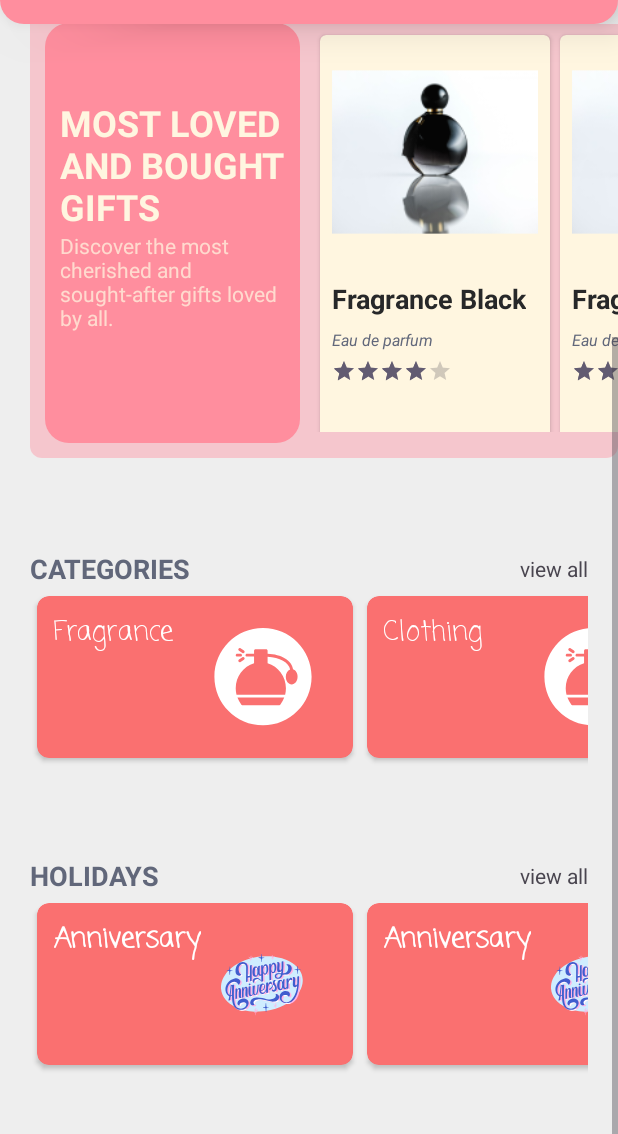
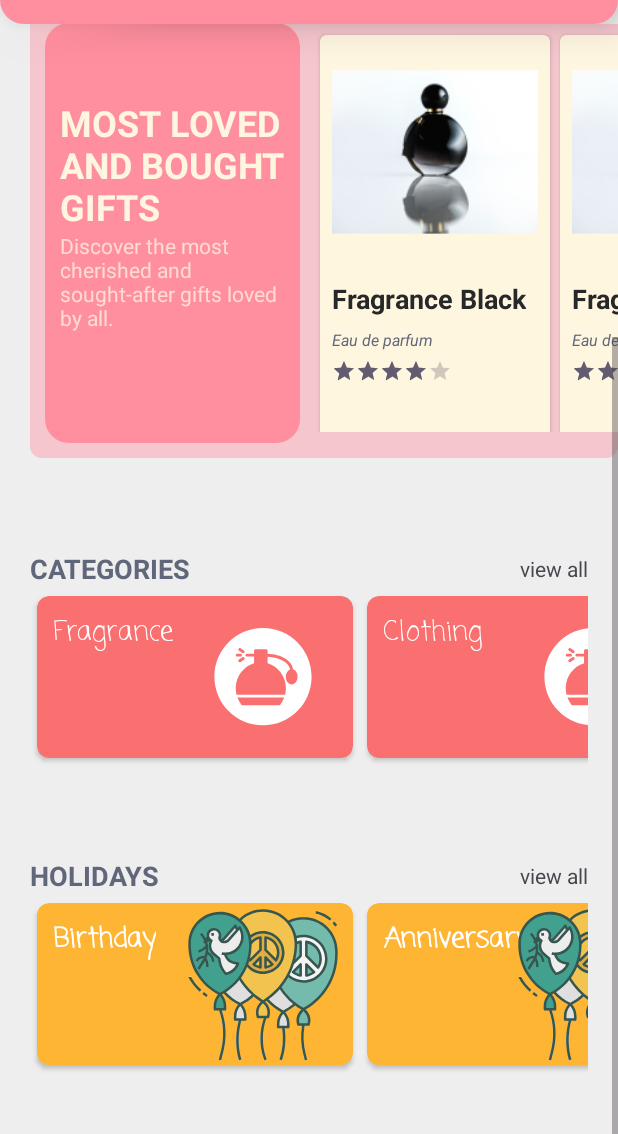
Before and after one commit to Wiran-Larbi/gift-discovery, an Android app: the screen it shows after launch (MainActivity), scrolled down 290 dp, on a phone screen of 412 x 824 dp, the part 102-1236 px from its top. Run offline under Robolectric (Android 15) with nearby library versions, the phone set to English and light mode, and no system bars; our stand-ins replace sdp/ssp sizes.

Commit message:
linking to sqlite occasions

```diff
--- a/app/src/main/java/com/dotcipher/gift_discovery/MainActivity.java
+++ b/app/src/main/java/com/dotcipher/gift_discovery/MainActivity.java
@@ -6,16 +6,27 @@ import androidx.recyclerview.widget.RecyclerView;
 
 import android.os.Bundle;
 
+import com.dotcipher.gift_discovery.db.occasionsDB;
 import com.dotcipher.gift_discovery.helpers.HomeAdapter.CategoryGiftAdapter;
 import com.dotcipher.gift_discovery.helpers.HomeAdapter.CategoryGiftHelper;
-import com.dotcipher.gift_discovery.helpers.HomeAdapter.HolidayAdapter;
-import com.dotcipher.gift_discovery.helpers.HomeAdapter.HolidayHelper;
+import com.dotcipher.gift_discovery.helpers.HomeAdapter.OccasionAdapter;
+import com.dotcipher.gift_discovery.helpers.HomeAdapter.OccasionHelper;
 import com.dotcipher.gift_discovery.helpers.HomeAdapter.LovedGiftAdapter;
 import com.dotcipher.gift_discovery.helpers.HomeAdapter.LovedGiftHelper;
 
 import java.util.ArrayList;
+import android.os.Bundle;
+import androidx.appcompat.app.AppCompatActivity;
+import androidx.recyclerview.widget.LinearLayoutManager;
+import androidx.recyclerview.widget.RecyclerView;
+
+import java.util.ArrayList;
+import java.util.List;
 
 public class MainActivity extends AppCompatActivity {
+
+
+
 
     RecyclerView lovedGiftRecycler;
     RecyclerView.Adapter lovedGiftAdapter;
@@ -37,26 +48,32 @@ public class MainActivity extends AppCompatActivity {
         lovedGiftRecycler = findViewById(R.id.lovedGiftRecycler);
         categoryGiftRecycler = findViewById(R.id.categoryGiftRecycler);
         holidayRecycler = findViewById(R.id.holidayRecycler);
-
+        occasionsDB db = new occasionsDB(this);
+        db.addSampleData();
 
         lovedGiftRecyclerFill();
         categoryGiftRecyclerFill();
-        holidayRecyclerFill();
+
+
+        // Initialize RecyclerView
+
+        holidayRecycler.setHasFixedSize(true);
+        holidayLinearLayoutManager = new LinearLayoutManager(this, LinearLayoutManager.HORIZONTAL, false);
+        holidayRecycler.setLayoutManager(holidayLinearLayoutManager);
+
+        // Load data from database and set adapter
+        loadOccasionsFromDatabase();
     }
-    private void holidayRecyclerFill(){
-        holidayRecycler.setHasFixedSize(true);
-        holidayRecycler.setLayoutManager(new LinearLayoutManager(this));
+    private void loadOccasionsFromDatabase() {
+        // Create instance of DatabaseHelper
+        occasionsDB db = new occasionsDB(this);
 
-        ArrayList<HolidayHelper> holidayHelpers = new ArrayList<>();
-        holidayHelpers.add(new HolidayHelper(R.drawable.anniversary_foreground, "Anniversary"));
-        holidayHelpers.add(new HolidayHelper(R.drawable.anniversary_foreground, "Anniversary"));
-        holidayHelpers.add(new HolidayHelper(R.drawable.anniversary_foreground, "Anniversary"));
+        // Fetch the list of occasions from the database
+        List<OccasionHelper> occasionHelpers = db.getAllOccasions();
 
-        holidayLinearLayoutManager = new LinearLayoutManager(this,LinearLayoutManager.HORIZONTAL,false);
-
-        holidayAdapter = new HolidayAdapter(MainActivity.this,holidayHelpers);
+        // Set the adapter with the fetched data
+        holidayAdapter = new OccasionAdapter(MainActivity.this, occasionHelpers);
         holidayRecycler.setAdapter(holidayAdapter);
-        holidayRecycler.setLayoutManager(holidayLinearLayoutManager);
     }
     private void categoryGiftRecyclerFill(){
         categoryGiftRecycler.setHasFixedSize(true);
--- /dev/null
+++ b/app/src/main/java/com/dotcipher/gift_discovery/OccasionActivity.java
@@ -0,0 +1,5 @@
+package com.dotcipher.gift_discovery;
+
+public class OccasionActivity {
+
+}
--- /dev/null
+++ b/app/src/main/java/com/dotcipher/gift_discovery/db/occasionsDB.java
@@ -0,0 +1,136 @@
+package com.dotcipher.gift_discovery.db;
+
+import android.content.Context;
+import android.database.sqlite.SQLiteDatabase;
+import android.database.sqlite.SQLiteOpenHelper;
+
+import androidx.annotation.Nullable;
+
+import android.content.ContentValues;
+import android.content.Context;
+import android.database.Cursor;
+import android.database.sqlite.SQLiteDatabase;
+import android.database.sqlite.SQLiteOpenHelper;
+import android.graphics.Bitmap;
+import android.graphics.BitmapFactory;
+
+import com.dotcipher.gift_discovery.R;
+import com.dotcipher.gift_discovery.helpers.HomeAdapter.OccasionHelper;
+import com.dotcipher.gift_discovery.utils.ImageUtils;
+
+import java.util.ArrayList;
+import java.util.List;
+
+public class occasionsDB extends SQLiteOpenHelper {
+
+    // Database Version
+    private static final int DATABASE_VERSION = 1;
+
+    // Database Name
+    private static final String DATABASE_NAME = "occasionDB";
+
+    // Table name
+    private static final String TABLE_OCCASIONS = "occasions";
+
+    // Occasions Table Columns names
+    private static final String COLUMN_ID = "id";
+    private static final String COLUMN_NAME = "name";
+    private static final String COLUMN_DESCRIPTION = "description";
+    private static final String COLUMN_IMAGE = "image";
+    private Context context;
+    public occasionsDB(Context context) {
+
+        super(context, DATABASE_NAME, null, DATABASE_VERSION);
+        this.context=context;
+    }
+
+    // Creating the table
+    @Override
+    public void onCreate(SQLiteDatabase db) {
+        String CREATE_OCCASIONS_TABLE = "CREATE TABLE " + TABLE_OCCASIONS + "("
+                + COLUMN_ID + " INTEGER PRIMARY KEY,"
+                + COLUMN_NAME + " TEXT,"
+                + COLUMN_DESCRIPTION + " TEXT,"
+                + COLUMN_IMAGE + " BLOB" + ")";
+        db.execSQL(CREATE_OCCASIONS_TABLE);
+
+    }
+
+    // Upgrading the database
+    @Override
+    public void onUpgrade(SQLiteDatabase db, int oldVersion, int newVersion) {
+        // Drop older table if existed
+        db.execSQL("DROP TABLE IF EXISTS " + TABLE_OCCASIONS);
+
+        // Create tables again
+        onCreate(db);
+    }
+
+    // Adding new occasion
+    public void addOccasion(OccasionHelper occasion) {
+        SQLiteDatabase db = this.getWritableDatabase();
+
+        ContentValues values = new ContentValues();
+        values.put(COLUMN_NAME, occasion.getName());
+        values.put(COLUMN_DESCRIPTION, occasion.getDescription());
+        values.put(COLUMN_IMAGE, occasion.getImage());
+
+        db.insert(TABLE_OCCASIONS, null, values);
+        db.close();
+    }
+
+    // Getting all occasions
+    public List<OccasionHelper> getAllOccasions() {
+        List<OccasionHelper> occasionList = new ArrayList<>();
+        String selectQuery = "SELECT  * FROM " + TABLE_OCCASIONS;
+
+        SQLiteDatabase db = this.getWritableDatabase();
+        Cursor cursor = db.rawQuery(selectQuery, null);
+
+        if (cursor.moveToFirst()) {
+            do {
+                OccasionHelper occasion = new OccasionHelper();
+                occasion.setId(cursor.getInt(0));
+                occasion.setName(cursor.getString(1));
+                occasion.setDescription(cursor.getString(2));
+                occasion.setImage(cursor.getBlob(3));
+                occasionList.add(occasion);
+            } while (cursor.moveToNext());
+        }
+
+        cursor.close();
+        System.out.println(occasionList);
+        return occasionList;
+    }
+
+    // Updating a single occasion
+    public int updateOccasion(OccasionHelper occasion) {
+        SQLiteDatabase db = this.getWritableDatabase();
+
+        ContentValues values = new ContentValues();
+        values.put(COLUMN_NAME, occasion.getName());
+        values.put(COLUMN_DESCRIPTION, occasion.getDescription());
+        values.put(COLUMN_IMAGE, occasion.getImage());
+
+        return db.update(TABLE_OCCASIONS, values, COLUMN_ID + " = ?",
+                new String[]{String.valueOf(occasion.getId())});
+    }
+
+    // Deleting a single occasion
+    public void deleteOccasion(OccasionHelper occasion) {
+        SQLiteDatabase db = this.getWritableDatabase();
+        db.delete(TABLE_OCCASIONS, COLUMN_ID + " = ?",
+                new String[]{String.valueOf(occasion.getId())});
+        db.close();
+    }
+    public void addSampleData() {
+        byte[] imageBytes1 = ImageUtils.getImageByteArray(context, R.drawable.gift_icon);
+        byte[] imageBytes2 = ImageUtils.getImageByteArray(context, R.drawable.gift_icon); // Replace with actual drawable
+
+        // Use the byte arrays when creating OccasionHelper objects
+        addOccasion(new OccasionHelper("Birthday", "Birthday celebration", imageBytes1));
+        addOccasion(new OccasionHelper("Anniversary", "Wedding Anniversary", imageBytes2));
+        // ... add more samples ...
+
+    }
+}
--- a/app/src/main/java/com/dotcipher/gift_discovery/helpers/HomeAdapter/HolidayAdapter.java
+++ /dev/null
@@ -1,90 +0,0 @@
-package com.dotcipher.gift_discovery.helpers.HomeAdapter;
-
-import android.content.Context;
-import android.view.LayoutInflater;
-import android.view.View;
-import android.view.ViewGroup;
-import android.widget.ImageView;
-import android.widget.TextView;
-
-import androidx.annotation.NonNull;
-import androidx.cardview.widget.CardView;
-import androidx.core.content.ContextCompat;
-import androidx.recyclerview.widget.RecyclerView;
-
-import com.dotcipher.gift_discovery.R;
-
-import java.util.ArrayList;
-import java.util.Random;
-
-public class HolidayAdapter extends RecyclerView.Adapter<HolidayAdapter.HolidayViewHolder>{
-    private Context context;
-    ArrayList<HolidayHelper> holidayHelpers;
-
-    public HolidayAdapter(Context context,ArrayList<HolidayHelper> holidayHelpers){
-        this.context = context;
-        this.holidayHelpers = holidayHelpers;
-    }
-
-    @NonNull
-    @Override
-    public HolidayAdapter.HolidayViewHolder onCreateViewHolder(@NonNull ViewGroup parent, int viewType) {
-        View view = LayoutInflater.from(parent.getContext()).inflate(R.layout.holiday_card_design,parent,false);
-        HolidayAdapter.HolidayViewHolder holidayViewHolder = new HolidayAdapter.HolidayViewHolder(view);
-
-        return holidayViewHolder;
-    }
-
-    @Override
-    public void onBindViewHolder(@NonNull HolidayAdapter.HolidayViewHolder holder, int position) {
-        HolidayHelper holidayHelperClass = holidayHelpers.get(position);
-
-        int randomColor = holder.randomCardBackgroundColor(this.context);
-        holder.image.setImageResource(holidayHelperClass.getImage());
-        holder.title.setText(holidayHelperClass.getTitle());
-        holder.cardLayout.setCardBackgroundColor(randomColor);
-    }
-
-    @Override
-    public int getItemCount() {
-        return holidayHelpers.size();
-    }
-
-    public static class HolidayViewHolder extends RecyclerView.ViewHolder {
-
-        CardView cardLayout;
-        ImageView image;
-        TextView title;
-
-        Random randomInt;
-        public HolidayViewHolder(@NonNull View itemView) {
-            super(itemView);
-            // Hooks
-            image = itemView.findViewById(R.id.holidayImage);
-            title = itemView.findViewById(R.id.holidayTitle);
-            cardLayout = itemView.findViewById(R.id.holidayCardLayout);
-
-            this.randomInt = new Random();
-        }
-
-        public int randomCardBackgroundColor(Context context){
-
-
-            int value = this.randomInt.nextInt(12) + 1;
-            switch (value){
-                case 1:
-                    return ContextCompat.getColor(context, R.color.card_1);
-                case 2:
-                    return ContextCompat.getColor(context, R.color.card_2);
-                case 3:
-                    return ContextCompat.getColor(context, R.color.card_3);
-                case 4:
-                    return ContextCompat.getColor(context, R.color.card_4);
-                case 5:
-                    return ContextCompat.getColor(context, R.color.card_5);
-            }
-            return ContextCompat.getColor(context, R.color.card_5);
-        }
-
-    }
-}
--- a/app/src/main/java/com/dotcipher/gift_discovery/helpers/HomeAdapter/HolidayHelper.java
+++ /dev/null
@@ -1,27 +0,0 @@
-package com.dotcipher.gift_discovery.helpers.HomeAdapter;
-
-public class HolidayHelper {
-    int image;
-    String title;
-
-    public HolidayHelper(int image, String title) {
-        this.image = image;
-        this.title = title;
-    }
-
-    public int getImage() {
-        return image;
-    }
-
-    public void setImage(int image) {
-        this.image = image;
-    }
-
-    public String getTitle() {
-        return title;
-    }
-
-    public void setTitle(String title) {
-        this.title = title;
-    }
-}
--- /dev/null
+++ b/app/src/main/java/com/dotcipher/gift_discovery/helpers/HomeAdapter/OccasionAdapter.java
@@ -0,0 +1,120 @@
+package com.dotcipher.gift_discovery.helpers.HomeAdapter;
+
+import android.content.Context;
+import android.graphics.Bitmap;
+import android.graphics.BitmapFactory;
+import android.view.LayoutInflater;
+import android.view.View;
+import android.view.ViewGroup;
+import android.widget.ImageView;
+import android.widget.TextView;
+
+import androidx.annotation.NonNull;
+import androidx.cardview.widget.CardView;
+import androidx.core.content.ContextCompat;
+import androidx.recyclerview.widget.RecyclerView;
+
+import com.dotcipher.gift_discovery.R;
+
+import java.util.ArrayList;
+import java.util.List;
+import java.util.Random;
+
+import android.content.Context;
+import android.view.LayoutInflater;
+import android.view.View;
+import android.view.ViewGroup;
+import android.widget.ImageView;
+import android.widget.TextView;
+
+import androidx.annotation.NonNull;
+import androidx.cardview.widget.CardView;
+import androidx.core.content.ContextCompat;
+import androidx.recyclerview.widget.RecyclerView;
+
+import com.dotcipher.gift_discovery.R;
+
+import java.util.ArrayList;
+import java.util.Random;
+
+public class OccasionAdapter extends RecyclerView.Adapter<OccasionAdapter.OccasionViewHolder> {
+    private final Context context;
+    private final List<OccasionHelper> occasionHelpers;
+
+    public OccasionAdapter(Context context, List<OccasionHelper> occasionHelpers) {
+        this.context = context;
+        this.occasionHelpers = occasionHelpers;
+    }
+
+    @NonNull
+    @Override
+    public OccasionViewHolder onCreateViewHolder(@NonNull ViewGroup parent, int viewType) {
+        View view = LayoutInflater.from(parent.getContext()).inflate(R.layout.holiday_card_design, parent, false);
+        return new OccasionViewHolder(view);
+    }
+
+    @Override
+    public void onBindViewHolder(@NonNull OccasionViewHolder holder, int position) {
+        OccasionHelper occasionHelper = occasionHelpers.get(position);
+        if (occasionHelper.getImage() != null) {
+            // Convert byte array to Bitmap
+            byte[] imageBytes = occasionHelper.getImage();
+            Bitmap bitmap = BitmapFactory.decodeByteArray(imageBytes, 0, imageBytes.length);
+
+        // Set Bitmap to ImageView
+        holder.image.setImageBitmap(bitmap);
+        }
+        else {
+            holder.image.setImageResource(R.drawable.holidays);
+        }
+        holder.title.setText(occasionHelper.getName());
+        int randomColor = holder.randomCardBackgroundColor(context);
+        holder.cardLayout.setCardBackgroundColor(randomColor);
+    }
+
+
+    @Override
+    public int getItemCount() {
+        return occasionHelpers.size();
+    }
+
+    public static class OccasionViewHolder extends RecyclerView.ViewHolder {
+        CardView cardLayout;
+        ImageView image;
+        TextView title;
+        Random randomInt;
+
+        public OccasionViewHolder(@NonNull View itemView) {
+            super(itemView);
+            // Hooks
+            image = itemView.findViewById(R.id.holidayImage);
+            title = itemView.findViewById(R.id.holidayTitle);
+            cardLayout = itemView.findViewById(R.id.holidayCardLayout);
+            randomInt = new Random();
+        }
+
+        public int randomCardBackgroundColor(Context context) {
+            int value = randomInt.nextInt(5) + 1; // Simplified to use only 5 colors as an example
+            int colorId = R.color.card_5; // Default color
+
+            switch (value) {
+                case 1:
+                    colorId = R.color.card_1;
+                    break;
+                case 2:
+                    colorId = R.color.card_2;
+                    break;
+                case 3:
+                    colorId = R.color.card_3;
+                    break;
+                case 4:
+                    colorId = R.color.card_4;
+                    break;
+                case 5:
+                    colorId = R.color.card_5;
+                    break;
+            }
+            return ContextCompat.getColor(context, colorId);
+        }
+    }
+}
--- /dev/null
+++ b/app/src/main/java/com/dotcipher/gift_discovery/helpers/HomeAdapter/OccasionHelper.java
@@ -0,0 +1,69 @@
+package com.dotcipher.gift_discovery.helpers.HomeAdapter;
+
+import java.util.Arrays;
+
+public class OccasionHelper {
+    private int id;
+    private String name;
+    private String description;
+    private byte[] image;
+
+    public OccasionHelper() {
+    }
+
+    public OccasionHelper( String name, String description, byte[] image) {
+
+        this.name = name;
+        this.description = description;
+        this.image = image;
+    }
+
+    public OccasionHelper(int id, String name, String description, byte[] image) {
+        this.id = id;
+        this.name = name;
+        this.description = description;
+        this.image = image;
+    }
+
+    public int getId() {
+        return id;
+    }
+
+    public void setId(int id) {
+        this.id = id;
+    }
+
+    public String getName() {
+        return name;
+    }
+
+    public void setName(String name) {
+        this.name = name;
+    }
+
+    public String getDescription() {
+        return description;
+    }
+
+    public void setDescription(String description) {
+        this.description = description;
+    }
+
+    public byte[] getImage() {
+        return image;
+    }
+
+    public void setImage(byte[] image) {
+        this.image = image;
+    }
+
+    @Override
+    public String toString() {
+        return "HolidayHelper{" +
+                "id=" + id +
+                ", name='" + name + '\'' +
+                ", description='" + description + '\'' +
+                ", image=" + Arrays.toString(image) +
+                '}';
+    }
+}
--- /dev/null
+++ b/app/src/main/java/com/dotcipher/gift_discovery/utils/ImageUtils.java
@@ -0,0 +1,32 @@
+package com.dotcipher.gift_discovery.utils;
+
+import android.content.Context;
+import android.graphics.Bitmap;
+import android.graphics.BitmapFactory;
+import android.util.Log;
+
+import java.io.ByteArrayOutputStream;
+import java.io.IOException;
+
+public class ImageUtils {
+    public static byte[] getImageByteArray(Context context, int drawableResourceId) {
+        Bitmap bitmap = BitmapFactory.decodeResource(context.getResources(), drawableResourceId);
+        if (bitmap == null) {
+            // Handle the case where the bitmap is null
+            Log.e("ImageUtils", "Bitmap is null for resource ID: " + drawableResourceId);
+            return null; // or handle it some other way
+        }
+        ByteArrayOutputStream outputStream = new ByteArrayOutputStream();
+        bitmap.compress(Bitmap.CompressFormat.PNG, 100, outputStream);
+        byte[] byteArray = outputStream.toByteArray();
+
+        try {
+            outputStream.close();
+        } catch (IOException e) {
+            e.printStackTrace();
+        }
+
+        return byteArray;
+    }
+
+}
```
